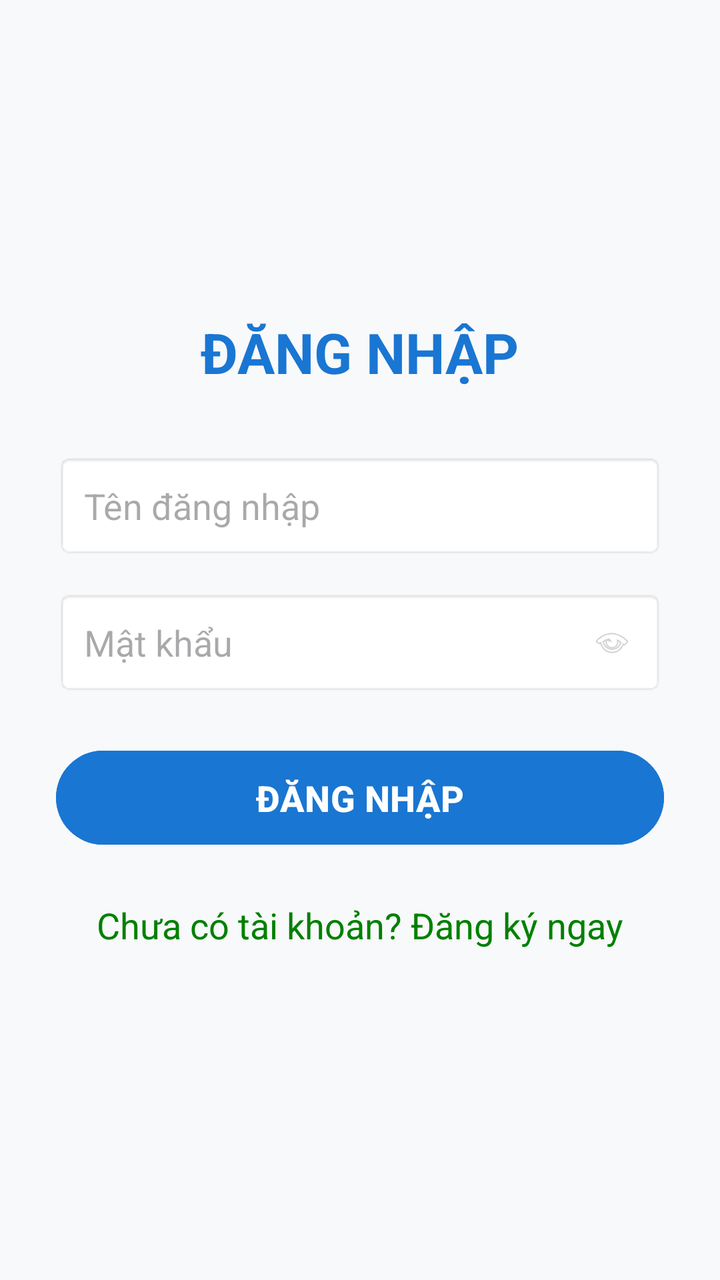
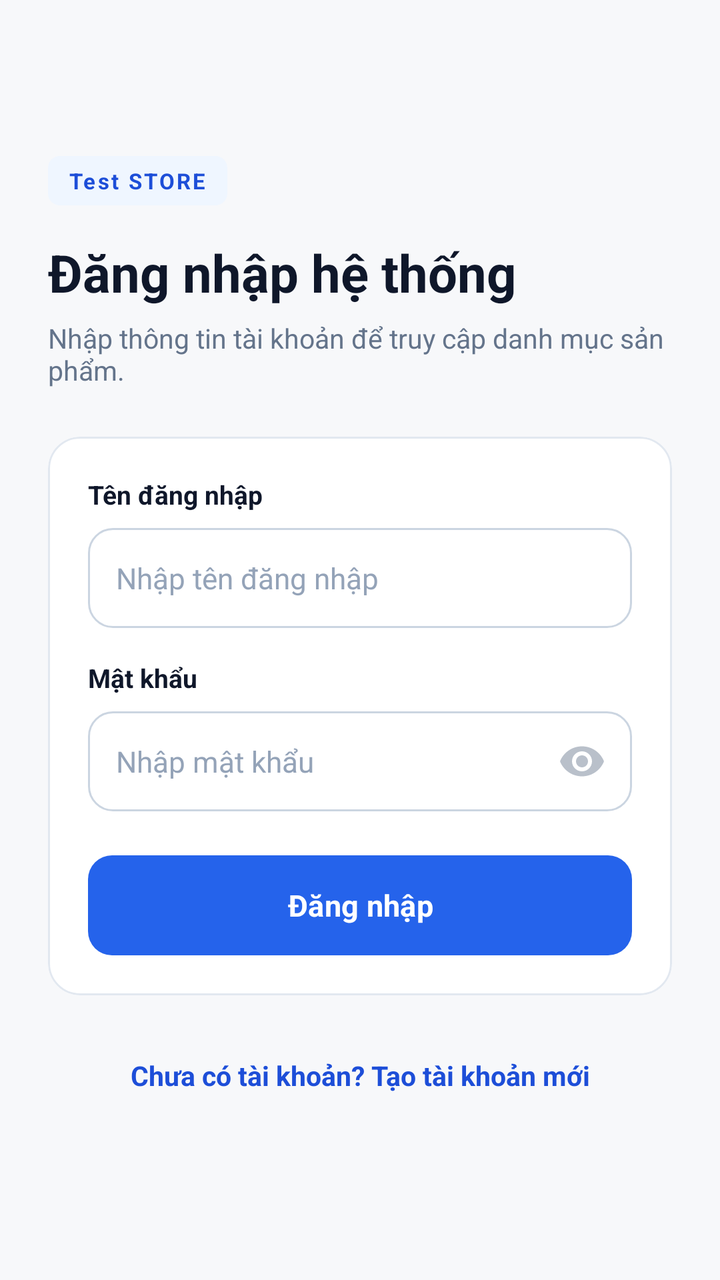

Before-and-after screenshots of an Android layout around one commit, followed by the original layout XML and the change that was made.
<!-- AndroidManifest.xml: application theme Theme.MyApplication -->
<!-- res/layout/activity_login.xml -->
<?xml version="1.0" encoding="utf-8"?>
<LinearLayout
    xmlns:android="http://schemas.android.com/apk/res/android"
    android:layout_width="match_parent"
    android:layout_height="match_parent"
    android:orientation="vertical"
    android:gravity="center"
    android:padding="28dp"
    android:background="#F8F9FA">

    <TextView
        android:layout_width="wrap_content"
        android:layout_height="wrap_content"
        android:text="ĐĂNG NHẬP"
        android:textSize="28sp"
        android:textStyle="bold"
        android:textColor="#1976D2"
        android:layout_marginBottom="32dp" />

    <EditText
        android:id="@+id/edtLoginUser"
        android:layout_width="match_parent"
        android:layout_height="wrap_content"
        android:hint="Tên đăng nhập"
        android:padding="14dp"
        android:importantForAutofill="no"
        android:background="@android:drawable/editbox_background"
        android:layout_marginBottom="16dp" />

    <RelativeLayout
        android:layout_width="match_parent"
        android:layout_height="wrap_content"
        android:layout_marginBottom="24dp">

        <EditText
            android:id="@+id/edtLoginPass"
            android:layout_width="match_parent"
            android:layout_height="wrap_content"
            android:hint="Mật khẩu"
            android:inputType="textPassword"
            android:padding="14dp"
            android:paddingEnd="45dp"
            android:importantForAutofill="no"
            android:background="@android:drawable/editbox_background" />

        <ImageView
            android:id="@+id/btnToggleLoginPass"
            android:layout_width="40dp"
            android:layout_height="40dp"
            android:layout_alignParentEnd="true"
            android:layout_centerVertical="true"
            android:layout_marginEnd="6dp"
            android:padding="10dp"
            android:alpha="0.4"
            android:src="@android:drawable/ic_menu_view" />
    </RelativeLayout>

    <Button
        android:id="@+id/btnLogin"
        android:layout_width="match_parent"
        android:layout_height="55dp"
        android:text="ĐĂNG NHẬP"
        android:textSize="18sp"
        android:textStyle="bold"
        android:backgroundTint="#1976D2"
        android:layout_marginBottom="16dp" />

    <TextView
        android:id="@+id/tvGoToRegister"
        android:layout_width="wrap_content"
        android:layout_height="wrap_content"
        android:text="Chưa có tài khoản? Đăng ký ngay"
        android:textSize="18sp"
        android:textColor="#008000"
        android:padding="8dp" />

</LinearLayout>
<!-- resources referenced by this layout -->
<resources>
  <style name="Theme.MyApplication" parent="Base.Theme.MyApplication" />
  <style name="Base.Theme.MyApplication" parent="Theme.Material3.DayNight.NoActionBar">
          
          
      </style>
</resources>

<!-- the commit's change to res/layout/activity_login.xml (unified diff, before → after) -->
@@ -1,77 +1,166 @@
 <?xml version="1.0" encoding="utf-8"?>
-<LinearLayout
-    xmlns:android="http://schemas.android.com/apk/res/android"
+<ScrollView xmlns:android="http://schemas.android.com/apk/res/android"
+    xmlns:app="http://schemas.android.com/apk/res-auto"
+    xmlns:tools="http://schemas.android.com/tools"
+    android:id="@+id/rootLogin"
     android:layout_width="match_parent"
     android:layout_height="match_parent"
-    android:orientation="vertical"
-    android:gravity="center"
-    android:padding="28dp"
-    android:background="#F8F9FA">
+    android:background="@color/screen_background"
+    android:fillViewport="true"
+    android:fitsSystemWindows="true"
+    android:overScrollMode="never"
+    tools:ignore="HardcodedText,TextContrastCheck">
 
-    <TextView
-        android:layout_width="wrap_content"
-        android:layout_height="wrap_content"
-        android:text="ĐĂNG NHẬP"
-        android:textSize="28sp"
-        android:textStyle="bold"
-        android:textColor="#1976D2"
-        android:layout_marginBottom="32dp" />
+    <LinearLayout
+        android:layout_width="match_parent"
+        android:layout_height="match_parent"
+        android:gravity="center_vertical"
+        android:orientation="vertical"
+        android:paddingStart="24dp"
+        android:paddingTop="28dp"
+        android:paddingEnd="24dp"
+        android:paddingBottom="28dp">
 
-    <EditText
-        android:id="@+id/edtLoginUser"
-        android:layout_width="match_parent"
-        android:layout_height="wrap_content"
-        android:hint="Tên đăng nhập"
-        android:padding="14dp"
-        android:importantForAutofill="no"
-        android:background="@android:drawable/editbox_background"
-        android:layout_marginBottom="16dp" />
+        <TextView
+            android:layout_width="wrap_content"
+            android:layout_height="wrap_content"
+            android:background="@drawable/bg_badge_primary"
+            android:letterSpacing="0.1"
+            android:paddingStart="10dp"
+            android:paddingTop="5dp"
+            android:paddingEnd="10dp"
+            android:paddingBottom="5dp"
+            android:text="Test STORE"
+            android:textColor="@color/primary_dark"
+            android:textSize="11sp"
+            android:textStyle="bold" />
 
-    <RelativeLayout
-        android:layout_width="match_parent"
-        android:layout_height="wrap_content"
-        android:layout_marginBottom="24dp">
+        <TextView
+            android:layout_width="wrap_content"
+            android:layout_height="wrap_content"
+            android:layout_marginTop="16dp"
+            android:text="Đăng nhập hệ thống"
+            android:textColor="@color/ink"
+            android:textSize="26sp"
+            android:textStyle="bold" />
 
-        <EditText
-            android:id="@+id/edtLoginPass"
+        <TextView
+            android:layout_width="wrap_content"
+            android:layout_height="wrap_content"
+            android:layout_marginTop="6dp"
+            android:layout_marginBottom="24dp"
+            android:text="Nhập thông tin tài khoản để truy cập danh mục sản phẩm."
+            android:textColor="@color/text_secondary"
+            android:textSize="13.5sp" />
+
+        <com.google.android.material.card.MaterialCardView
             android:layout_width="match_parent"
             android:layout_height="wrap_content"
-            android:hint="Mật khẩu"
-            android:inputType="textPassword"
-            android:padding="14dp"
-            android:paddingEnd="45dp"
-            android:importantForAutofill="no"
-            android:background="@android:drawable/editbox_background" />
+            app:cardBackgroundColor="@color/surface"
+            app:cardCornerRadius="16dp"
+            app:cardElevation="0dp"
+            app:strokeColor="@color/border"
+            app:strokeWidth="1dp">
 
-        <ImageView
-            android:id="@+id/btnToggleLoginPass"
-            android:layout_width="40dp"
-            android:layout_height="40dp"
-            android:layout_alignParentEnd="true"
-            android:layout_centerVertical="true"
-            android:layout_marginEnd="6dp"
-            android:padding="10dp"
-            android:alpha="0.4"
-            android:src="@android:drawable/ic_menu_view" />
-    </RelativeLayout>
+            <LinearLayout
+                android:layout_width="match_parent"
+                android:layout_height="wrap_content"
+                android:orientation="vertical"
+                android:padding="20dp">
 
-    <Button
-        android:id="@+id/btnLogin"
-        android:layout_width="match_parent"
-        android:layout_height="55dp"
-        android:text="ĐĂNG NHẬP"
-        android:textSize="18sp"
-        android:textStyle="bold"
-        android:backgroundTint="#1976D2"
-        android:layout_marginBottom="16dp" />
+                <TextView
+                    android:layout_width="wrap_content"
+                    android:layout_height="wrap_content"
+                    android:layout_marginBottom="8dp"
+                    android:text="Tên đăng nhập"
+                    android:textColor="@color/ink"
+                    android:textSize="13sp"
+                    android:textStyle="bold" />
 
-    <TextView
-        android:id="@+id/tvGoToRegister"
-        android:layout_width="wrap_content"
-        android:layout_height="wrap_content"
-        android:text="Chưa có tài khoản? Đăng ký ngay"
-        android:textSize="18sp"
-        android:textColor="#008000"
-        android:padding="8dp" />
+                <EditText
+                    android:id="@+id/edtLoginUser"
+                    android:layout_width="match_parent"
+                    android:layout_height="50dp"
+                    android:layout_marginBottom="16dp"
+                    android:background="@drawable/bg_input"
+                    android:hint="Nhập tên đăng nhập "
+                    android:importantForAutofill="no"
+                    android:inputType="text"
+                    android:paddingStart="14dp"
+                    android:paddingEnd="14dp"
+                    android:textColor="@color/ink"
+                    android:textColorHint="@color/text_tertiary"
+                    android:textSize="14.5sp" />
 
-</LinearLayout>
+                <TextView
+                    android:layout_width="wrap_content"
+                    android:layout_height="wrap_content"
+                    android:layout_marginBottom="8dp"
+                    android:text="Mật khẩu"
+                    android:textColor="@color/ink"
+                    android:textSize="13sp"
+                    android:textStyle="bold" />
+
+                <RelativeLayout
+                    android:layout_width="match_parent"
+                    android:layout_height="50dp"
+                    android:layout_marginBottom="22dp">
+
+                    <EditText
+                        android:id="@+id/edtLoginPass"
+                        android:layout_width="match_parent"
+                        android:layout_height="match_parent"
+                        android:background="@drawable/bg_input"
+                        android:hint="Nhập mật khẩu"
+                        android:importantForAutofill="no"
+                        android:inputType="textPassword"
+                        android:paddingStart="14dp"
+                        android:paddingEnd="48dp"
+                        android:textColor="@color/ink"
+                        android:textColorHint="@color/text_tertiary"
+                        android:textSize="14.5sp" />
+
+                    <ImageView
+                        android:id="@+id/btnToggleLoginPass"
+                        android:layout_width="48dp"
+                        android:layout_height="48dp"
+                        android:layout_alignParentEnd="true"
+                        android:layout_centerVertical="true"
+                        android:layout_marginEnd="1dp"
+                        android:alpha="0.45"
+                        android:contentDescription="Hiện hoặc ẩn mật khẩu"
+                        android:padding="12dp"
+                        android:src="@drawable/ic_eye_24"
+                        tools:ignore="TouchTargetSizeCheck" />
+                </RelativeLayout>
+
+                <com.google.android.material.button.MaterialButton
+                    android:id="@+id/btnLogin"
+                    android:layout_width="match_parent"
+                    android:layout_height="50dp"
+                    android:insetTop="0dp"
+                    android:insetBottom="0dp"
+                    android:text="Đăng nhập"
+                    android:textAllCaps="false"
+                    android:textColor="@color/white"
+                    android:textSize="15sp"
+                    android:textStyle="bold"
+                    app:backgroundTint="@color/primary"
+                    app:cornerRadius="12dp" />
+
+            </LinearLayout>
+        </com.google.android.material.card.MaterialCardView>
+
+        <TextView
+            android:id="@+id/tvGoToRegister"
+            android:layout_width="match_parent"
+            android:layout_height="48dp"
+            android:layout_marginTop="16dp"
+            android:gravity="center"
+            android:text="Chưa có tài khoản? Tạo tài khoản mới"
+            android:textColor="@color/primary_dark"
+            android:textSize="13.5sp"
+            android:textStyle="bold" />
+
+    </LinearLayout>
+</ScrollView>
<!-- resource entries referenced after the edit -->
@@ -1,9 +1,64 @@
 <!-- resources referenced by this layout -->
 <resources>
+  <color name="border">#E2E8F0</color>
+  <color name="ink">#0F172A</color>
+  <color name="primary">#2563EB</color>
+  <color name="primary_dark">#1D4ED8</color>
+  <color name="screen_background">#F7F8FA</color>
+  <color name="surface">#FFFFFFFF</color>
+  <color name="text_secondary">#64748B</color>
+  <color name="text_tertiary">#94A3B8</color>
+  <color name="white">#FFFFFFFF</color>
+  <!-- drawable bg_badge_primary (drawable) -->
+  <?xml version="1.0" encoding="utf-8"?>
+  <shape xmlns:android="http://schemas.android.com/apk/res/android" android:shape="rectangle">
+      <solid android:color="@color/primary_soft" />
+      <corners android:radius="6dp" />
+  </shape>
+  <!-- drawable bg_input (drawable) -->
+  <?xml version="1.0" encoding="utf-8"?>
+  <selector xmlns:android="http://schemas.android.com/apk/res/android">
+      <item android:state_focused="true">
+          <shape android:shape="rectangle">
+              <solid android:color="@color/surface" />
+              <stroke android:width="2dp" android:color="@color/primary" />
+              <corners android:radius="12dp" />
+              <padding android:left="16dp" android:top="2dp" android:right="12dp" android:bottom="2dp" />
+          </shape>
+      </item>
+      <item>
+          <shape android:shape="rectangle">
+              <solid android:color="@color/surface" />
+              <stroke android:width="1dp" android:color="@color/border_strong" />
+              <corners android:radius="12dp" />
+              <padding android:left="16dp" android:top="2dp" android:right="12dp" android:bottom="2dp" />
+          </shape>
+      </item>
+  </selector>
+  <!-- drawable ic_eye_24 (drawable) -->
+  <?xml version="1.0" encoding="utf-8"?>
+  <vector xmlns:android="http://schemas.android.com/apk/res/android"
+      android:width="24dp"
+      android:height="24dp"
+      android:viewportWidth="24"
+      android:viewportHeight="24">
+      <path
+          android:fillColor="#64748B"
+          android:pathData="M12,4.5C7,4.5 2.73,7.61 1,12c1.73,4.39 6,7.5 11,7.5s9.27,-3.11 11,-7.5c-1.73,-4.39 -6,-7.5 -11,-7.5zM12,17c-2.76,0 -5,-2.24 -5,-5s2.24,-5 5,-5s5,2.24 5,5s-2.24,5 -5,5zM12,9c-1.66,0 -3,1.34 -3,3s1.34,3 3,3s3,-1.34 3,-3s-1.34,-3 -3,-3z" />
+  </vector>
   <style name="Theme.MyApplication" parent="Base.Theme.MyApplication" />
-  <style name="Base.Theme.MyApplication" parent="Theme.Material3.DayNight.NoActionBar">
-          
-          
+  <color name="primary_soft">#EFF6FF</color>
+  <color name="border_strong">#CBD5E1</color>
+  <style name="Base.Theme.MyApplication" parent="Theme.Material3.Light.NoActionBar">
+          <item name="colorPrimary">@color/primary</item>
+          <item name="colorOnPrimary">@color/white</item>
+          <item name="colorSurface">@color/surface</item>
+          <item name="android:fontFamily">sans-serif</item>
+          <item name="android:windowLightStatusBar">true</item>
+          <item name="android:statusBarColor">@color/screen_background</item>
+          <item name="android:navigationBarColor">@color/screen_background</item>
+          <item name="android:windowLightNavigationBar" tools:targetApi="27">true</item>
+          <item name="android:windowActionModeOverlay">true</item>
       </style>
 </resources>
 
